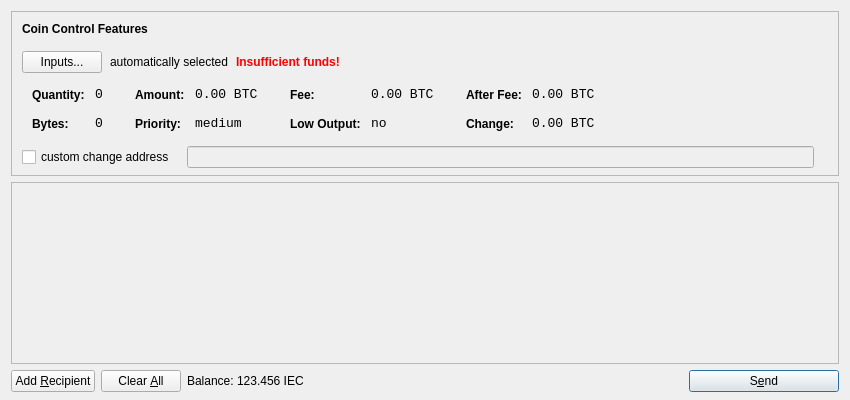
bitspill/ieccoin, file src/qt/forms/sendcoinsdialog.ui: the form before one commit.
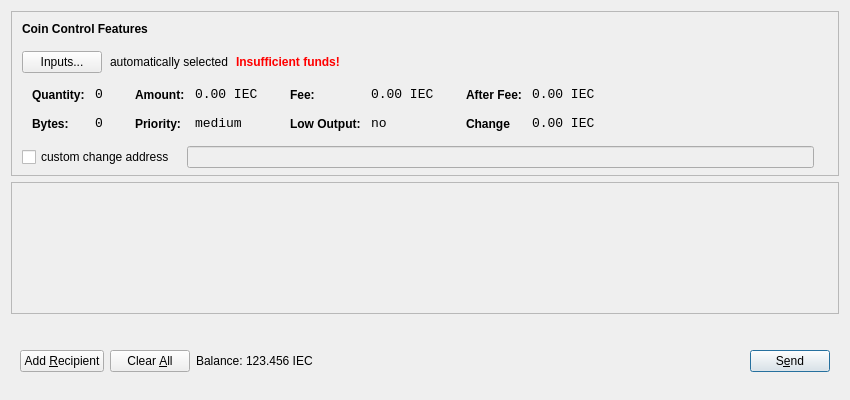
The form after the commit. Icons and pictures are not drawn.

What changed in the file:
```diff
--- a/src/qt/forms/sendcoinsdialog.ui
+++ b/src/qt/forms/sendcoinsdialog.ui
@@ -39,7 +39,7 @@
      </property>
      <layout class="QVBoxLayout" name="verticalLayoutCoinControl2">
       <property name="spacing">
-       <number>-1</number>
+       <number>6</number>
       </property>
       <property name="leftMargin">
        <number>0</number>
@@ -321,7 +321,7 @@
                   <enum>Qt::ActionsContextMenu</enum>
                  </property>
                  <property name="text">
-                  <string notr="true">0.00 BTC</string>
+                  <string>0.00 IEC</string>
                  </property>
                  <property name="textInteractionFlags">
                   <set>Qt::LinksAccessibleByMouse|Qt::TextSelectableByKeyboard|Qt::TextSelectableByMouse</set>
@@ -407,7 +407,7 @@
                   <enum>Qt::ActionsContextMenu</enum>
                  </property>
                  <property name="text">
-                  <string notr="true">0.00 BTC</string>
+                  <string>0.00 IEC</string>
                  </property>
                  <property name="textInteractionFlags">
                   <set>Qt::LinksAccessibleByMouse|Qt::TextSelectableByKeyboard|Qt::TextSelectableByMouse</set>
@@ -493,7 +493,7 @@
                   <enum>Qt::ActionsContextMenu</enum>
                  </property>
                  <property name="text">
-                  <string notr="true">0.00 BTC</string>
+                  <string>0.00 IEC</string>
                  </property>
                  <property name="textInteractionFlags">
                   <set>Qt::LinksAccessibleByMouse|Qt::TextSelectableByKeyboard|Qt::TextSelectableByMouse</set>
@@ -506,7 +506,7 @@
                   <string notr="true">font-weight:bold;</string>
                  </property>
                  <property name="text">
-                  <string>Change:</string>
+                  <string>Change</string>
                  </property>
                 </widget>
                </item>
@@ -525,7 +525,7 @@
                   <enum>Qt::ActionsContextMenu</enum>
                  </property>
                  <property name="text">
-                  <string notr="true">0.00 BTC</string>
+                  <string>0.00 IEC</string>
                  </property>
                  <property name="textInteractionFlags">
                   <set>Qt::LinksAccessibleByMouse|Qt::TextSelectableByKeyboard|Qt::TextSelectableByMouse</set>
@@ -626,7 +626,7 @@
         <x>0</x>
         <y>0</y>
         <width>830</width>
-        <height>165</height>
+        <height>104</height>
        </rect>
       </property>
       <layout class="QVBoxLayout" name="verticalLayout_2">
@@ -658,9 +658,28 @@
     </widget>
    </item>
    <item>
+    <widget class="QWidget" name="buttonBar" native="true">
     <layout class="QHBoxLayout" name="horizontalLayout">
+      <property name="leftMargin">
+       <number>9</number>
+      </property>
+      <property name="topMargin">
+       <number>30</number>
+      </property>
+      <property name="rightMargin">
+       <number>9</number>
+      </property>
+      <property name="bottomMargin">
+       <number>20</number>
+      </property>
      <item>
       <widget class="QPushButton" name="addButton">
+        <property name="maximumSize">
+         <size>
+          <width>136</width>
+          <height>36</height>
+         </size>
+        </property>
        <property name="toolTip">
         <string>Send to multiple recipients at once</string>
        </property>
@@ -684,6 +703,12 @@
          <verstretch>0</verstretch>
         </sizepolicy>
        </property>
+        <property name="maximumSize">
+         <size>
+          <width>100</width>
+          <height>36</height>
+         </size>
+        </property>
        <property name="toolTip">
         <string>Remove all transaction fields</string>
        </property>
@@ -709,6 +734,12 @@
        </property>
        <item>
         <widget class="QLabel" name="label">
+          <property name="sizePolicy">
+           <sizepolicy hsizetype="Preferred" vsizetype="Fixed">
+            <horstretch>0</horstretch>
+            <verstretch>0</verstretch>
+           </sizepolicy>
+          </property>
          <property name="text">
           <string>Balance:</string>
          </property>
@@ -716,6 +747,12 @@
        </item>
        <item>
         <widget class="QLabel" name="labelBalance">
+          <property name="sizePolicy">
+           <sizepolicy hsizetype="Preferred" vsizetype="Fixed">
+            <horstretch>0</horstretch>
+            <verstretch>0</verstretch>
+           </sizepolicy>
+          </property>
          <property name="cursor">
           <cursorShape>IBeamCursor</cursorShape>
          </property>
@@ -744,10 +781,10 @@
      </item>
      <item>
       <widget class="QPushButton" name="sendButton">
-       <property name="minimumSize">
+        <property name="maximumSize">
         <size>
-         <width>150</width>
-         <height>0</height>
+          <width>96</width>
+          <height>36</height>
         </size>
        </property>
        <property name="toolTip">
@@ -766,6 +803,7 @@
       </widget>
      </item>
     </layout>
+    </widget>
    </item>
   </layout>
  </widget>
```
Left out of the diff: 42 changed lines with no effect on the pictures. Lines whose indentation alone changed are shown as unchanged.
